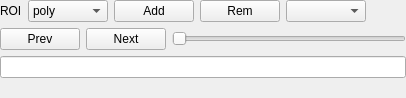
Qt form qt/imageListViewer/imageListViewer.ui (spetroce/mio) before a commit.
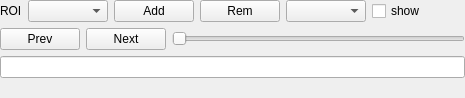
The same form after that commit.

Diff of the .ui file:
```diff
--- a/qt/imageListViewer/imageListViewer.ui
+++ b/qt/imageListViewer/imageListViewer.ui
@@ -6,8 +6,8 @@
    <rect>
     <x>0</x>
     <y>0</y>
-    <width>348</width>
-    <height>151</height>
+    <width>366</width>
+    <height>150</height>
    </rect>
   </property>
   <property name="windowTitle">
@@ -51,11 +51,6 @@
            <height>0</height>
           </size>
          </property>
-         <item>
-          <property name="text">
-           <string>poly</string>
-          </property>
-         </item>
         </widget>
        </item>
        <item>
@@ -82,6 +77,13 @@
          </property>
         </widget>
        </item>
+       <item>
+        <widget class="QCheckBox" name="checkBox_show_roi">
+         <property name="text">
+          <string>show</string>
+         </property>
+        </widget>
+       </item>
        <item>
         <spacer name="horizontalSpacer_3">
          <property name="orientation">
```
Left out of the diff: 15 changed lines with no effect on the pictures.
